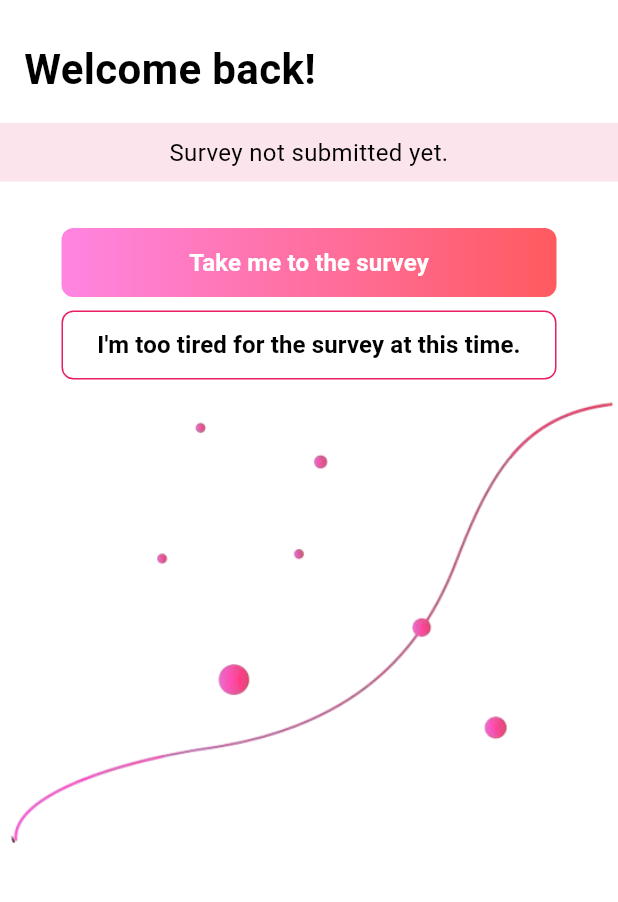
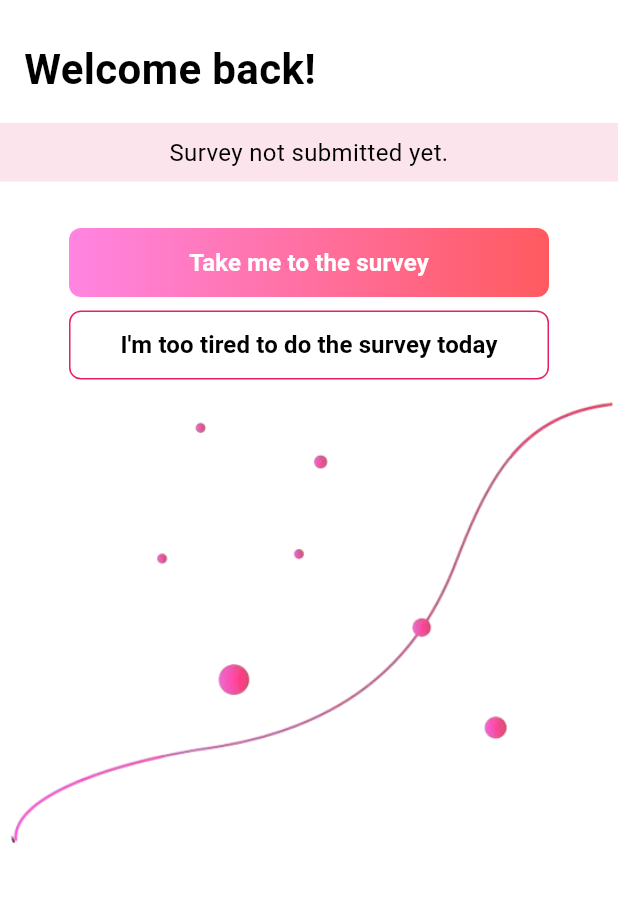
Before and after one commit to anusii/msfatigue, a Flutter app: the WelcomeBackScreen screen opened directly, on a phone screen of 412 x 824 dp, the part 120-1022 px from its top. Run offline on Flutter 3.47's test engine with Material 3 defaults, Android fonts, the phone set to English and light mode, and no system bars; our stand-ins replace equatable, flutter_bloc, flutter_markdown, gap, package_info_plus, shared_preferences and 1 more; missing offline and left inert: rdflib, solidpod, window_manager; accounts and stored records are empty.

Commit message:
update text

```diff
--- a/lib/questionnaire/welcome_back.dart
+++ b/lib/questionnaire/welcome_back.dart
@@ -201,7 +201,7 @@ class _WelcomeBackScreenState extends State<WelcomeBackScreen> {
                     ),
                     child: Text(
                       hasPartialData
-                          ? 'Survey not fully submitted yet. You can resume your progress.'
+                          ? 'Survey not submitted yet and can be resumed'
                           : latestUploadDate.isNotEmpty
                               ? 'Survey last completed: $latestUploadDate'
                               : 'Survey not submitted yet.',
@@ -218,7 +218,7 @@ class _WelcomeBackScreenState extends State<WelcomeBackScreen> {
                   // "Continue" button.
 
                   SizedBox(
-                    width: 330,
+                    width: 320,
                     child: ElevatedButton(
                       onPressed: () {
                         // Implement navigation to survey.
@@ -271,7 +271,7 @@ class _WelcomeBackScreenState extends State<WelcomeBackScreen> {
                   const SizedBox(height: 8),
 
                   SizedBox(
-                    width: 330,
+                    width: 320,
                     height: 46,
                     child: OutlinedButton(
                       onPressed: () {
@@ -289,7 +289,7 @@ class _WelcomeBackScreenState extends State<WelcomeBackScreen> {
                         ),
                       ),
                       child: const Text(
-                        "I'm too tired for the survey at this time.",
+                        "I'm too tired to do the survey today",
                         style: TextStyle(
                           fontSize: 16,
                           color: Colors.black,
```
